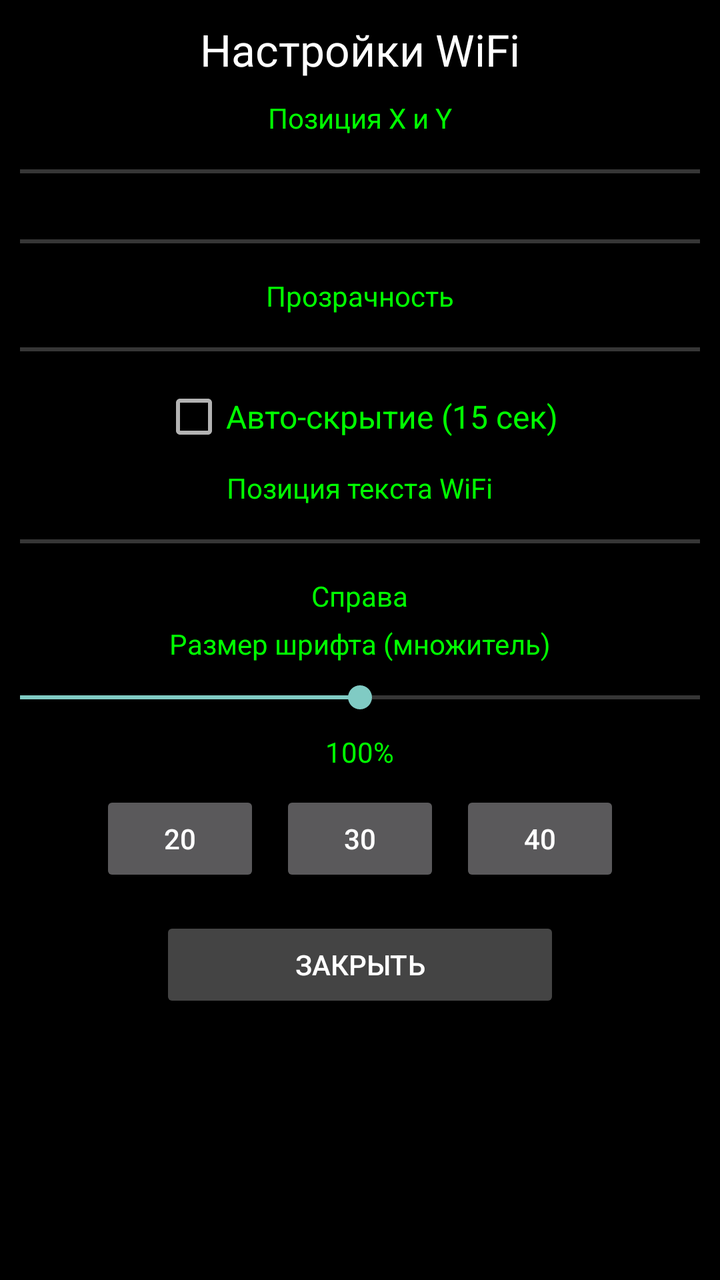
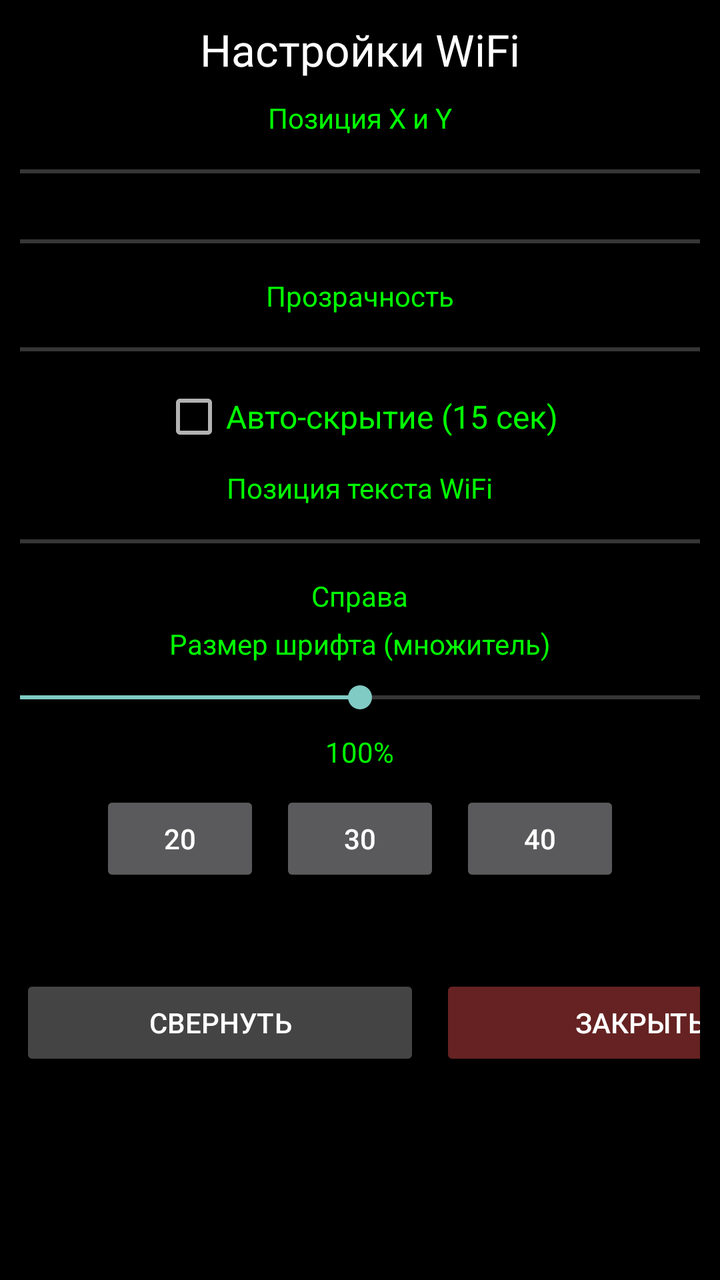

Two renders of the same Android screen: before a commit and after it. Below are the layout's source before the change and the commit's diff.
<!-- AndroidManifest.xml: application theme AppTheme -->
<!-- res/layout/activity_main.xml -->
<?xml version="1.0" encoding="utf-8"?>
<ScrollView xmlns:android="http://schemas.android.com/apk/res/android"
    android:layout_width="match_parent"
    android:layout_height="match_parent"
    android:background="#cc000000">

    <LinearLayout
        android:layout_width="match_parent"
        android:layout_height="wrap_content"
        android:orientation="vertical"
        android:padding="10dp"
        android:gravity="center">

        <TextView
            android:layout_width="wrap_content"
            android:layout_height="wrap_content"
            android:text="Настройки WiFi"
            android:textSize="22sp"
            android:textColor="#ffffffff"
            android:layout_marginBottom="10dp" />

        <TextView
            android:layout_width="wrap_content"
            android:layout_height="wrap_content"
            android:text="Позиция X и Y"
            android:textColor="#ff00ff00" />

        <SeekBar
            android:id="@+id/sbX"
            android:layout_width="600dp"
            android:layout_height="35dp"
            android:max="100" />

        <SeekBar
            android:id="@+id/sbY"
            android:layout_width="600dp"
            android:layout_height="35dp"
            android:max="100" />

        <TextView
            android:layout_width="wrap_content"
            android:layout_height="wrap_content"
            android:text="Прозрачность"
            android:textColor="#ff00ff00" />

        <SeekBar
            android:id="@+id/sbAlpha"
            android:layout_width="600dp"
            android:layout_height="35dp"
            android:max="255" />

        <CheckBox
            android:id="@+id/cbAutoHide"
            android:layout_width="wrap_content"
            android:layout_height="wrap_content"
            android:text="Авто-скрытие (15 сек)"
            android:textSize="16sp"
            android:textColor="#ff00ff00" />

        <TextView
            android:layout_width="wrap_content"
            android:layout_height="wrap_content"
            android:text="Позиция текста WiFi"
            android:textColor="#ff00ff00"
            android:layout_marginTop="10dp" />

        <SeekBar
            android:id="@+id/sbTextPosition"
            android:layout_width="600dp"
            android:layout_height="35dp"
            android:max="1" />

        <TextView
            android:id="@+id/tvTextPositionLabel"
            android:layout_width="wrap_content"
            android:layout_height="wrap_content"
            android:text="Справа"
            android:textColor="#ff00ff00" />

        <TextView
            android:layout_width="wrap_content"
            android:layout_height="wrap_content"
            android:text="Размер шрифта (множитель)"
            android:textColor="#ff00ff00"
            android:layout_marginTop="5dp" />

        <SeekBar
            android:id="@+id/sbFontSize"
            android:layout_width="600dp"
            android:layout_height="35dp"
            android:max="200"
            android:progress="100" />

        <TextView
            android:id="@+id/tvFontSizeLabel"
            android:layout_width="wrap_content"
            android:layout_height="wrap_content"
            android:text="100%"
            android:textColor="#ff00ff00" />

        <LinearLayout
            android:layout_width="wrap_content"
            android:layout_height="wrap_content"
            android:orientation="horizontal"
            android:layout_marginTop="10dp">

            <Button
                android:id="@+id/btnSize20"
                android:layout_width="80dp"
                android:layout_height="wrap_content"
                android:text="20" />

            <Button
                android:id="@+id/btnSize30"
                android:layout_width="80dp"
                android:layout_height="wrap_content"
                android:text="30"
                android:layout_marginHorizontal="10dp" />

            <Button
                android:id="@+id/btnSize40"
                android:layout_width="80dp"
                android:layout_height="wrap_content"
                android:text="40" />

        </LinearLayout>

        <Button
            android:id="@+id/btnClose"
            android:layout_width="200dp"
            android:layout_height="wrap_content"
            android:layout_marginTop="15dp"
            android:text="ЗАКРЫТЬ"
            android:backgroundTint="#ff444444" />

    </LinearLayout>

</ScrollView>
<!-- resources referenced by this layout -->
<resources>
  <style name="AppTheme" parent="Theme.AppCompat.NoActionBar">
          <item name="android:windowBackground">@android:color/black</item>
          <item name="android:colorBackground">@android:color/black</item>
          <item name="android:textColorPrimary">@android:color/white</item>
      </style>
</resources>

<!-- the commit's change to res/layout/activity_main.xml (unified diff, before → after) -->
@@ -125,13 +125,37 @@
 
         </LinearLayout>
 
-        <Button
-            android:id="@+id/btnClose"
-            android:layout_width="200dp"
+        <TextView
+            android:id="@+id/tvPermissionsStatus"
+            android:layout_width="wrap_content"
             android:layout_height="wrap_content"
-            android:layout_marginTop="15dp"
-            android:text="ЗАКРЫТЬ"
-            android:backgroundTint="#ff444444" />
+            android:text=""
+            android:textSize="14sp"
+            android:textColor="#ffaaaaaa"
+            android:layout_marginTop="15dp" />
+
+        <LinearLayout
+            android:layout_width="wrap_content"
+            android:layout_height="wrap_content"
+            android:orientation="horizontal"
+            android:layout_marginTop="10dp">
+
+            <Button
+                android:id="@+id/btnMinimize"
+                android:layout_width="200dp"
+                android:layout_height="wrap_content"
+                android:text="СВЕРНУТЬ"
+                android:backgroundTint="#ff444444"
+                android:layout_marginEnd="10dp" />
+
+            <Button
+                android:id="@+id/btnClose"
+                android:layout_width="200dp"
+                android:layout_height="wrap_content"
+                android:text="ЗАКРЫТЬ"
+                android:backgroundTint="#ff662222" />
+
+        </LinearLayout>
 
     </LinearLayout>
 
